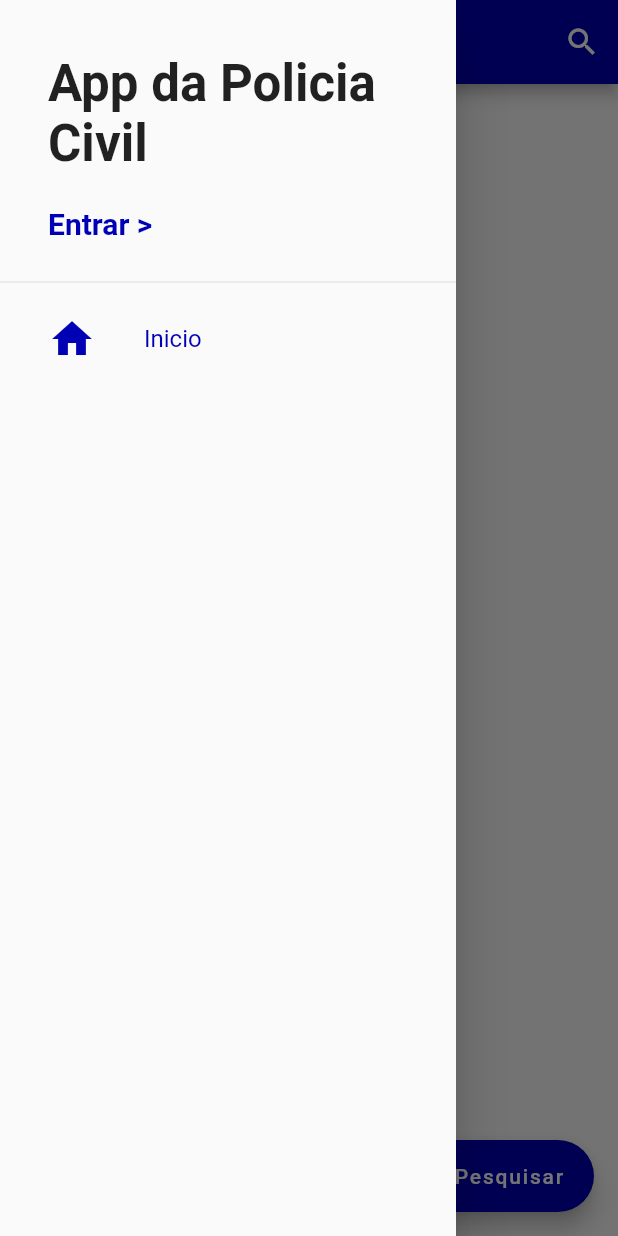
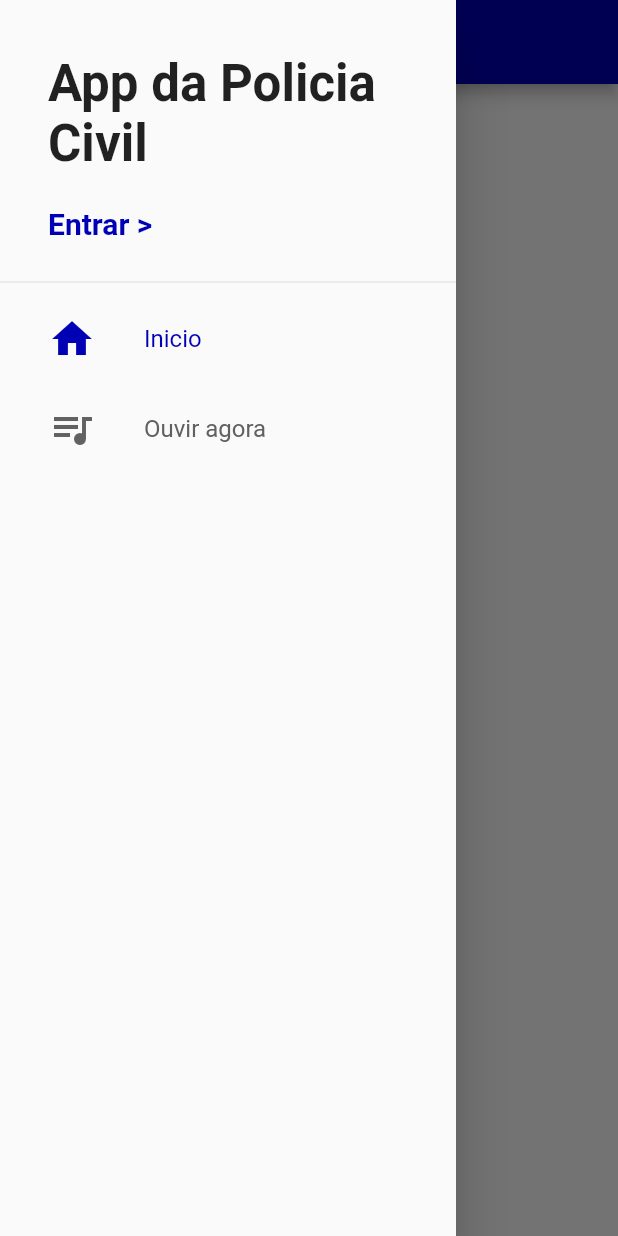
Before and after one commit to equipeffoficial/pc, a Flutter app: the screen it shows after launch, with the side drawer open, on a phone screen of 412 x 824 dp. Run offline on Flutter 3.47's test engine with Material 2 defaults, Android fonts, the phone set to English and light mode, and no system bars; our stand-ins replace cloud_firestore, firebase_auth; accounts and stored records are empty.

Commit message:
Concluido a busca dos albuns

```diff
--- a/lib/common/custom_drawer/custom_drawer.dart
+++ b/lib/common/custom_drawer/custom_drawer.dart
@@ -16,6 +16,11 @@ class CustomDrawer extends StatelessWidget {
             title: 'Inicio',
             page: 0,
           ),
+          DrawerTile(
+            iconData: Icons.queue_music,
+            title: 'Ouvir agora',
+            page: 1,
+          ),
         ],
       ),
     );
--- a/lib/models/album.dart
+++ b/lib/models/album.dart
@@ -11,6 +11,7 @@ class Album{
     description = document['description'] as String;
     image = document['image'] as String;
     artist = document['artist'] as String;
+
   }
 
   String id;
@@ -20,4 +21,5 @@ class Album{
   String artist;
 
 
+
 }
--- a/lib/screens/base/base_screen.dart
+++ b/lib/screens/base/base_screen.dart
@@ -1,6 +1,7 @@
 import 'package:flutter/material.dart';
 import 'package:pc/models/albums_manager.dart';
 import 'package:pc/models/page_manager.dart';
+import 'package:pc/screens/albums/albums_screen.dart';
 import 'package:pc/screens/base/search_dialog.dart';
 import 'package:provider/provider.dart';
 
@@ -22,32 +23,11 @@ class BaseScreen extends StatelessWidget {
             drawer: CustomDrawer(),
             appBar: AppBar(
               title: const Text('Inicio'),
-              actions: [
-                IconButton(
-                  icon: Icon(Icons.search),
-                  onPressed: () async {
-                    final search = await  showDialog<String>(context: context, builder: (_) => SearchDialog());
 
-                    if(search != null){
-                      context.read<AlbumsManager>().search = search;
-                    }
-                  },
-                )
-              ],
             ),
-          floatingActionButton: FloatingActionButton.extended(
-            onPressed: () async {
-             final search = await  showDialog<String>(context: context, builder: (_) => SearchDialog());
+          ) ,
 
-             if(search != null){
-               context.read<AlbumsManager>().search = search;
-             }
-              },
-            label: Text('Pesquisar'),
-            icon: Icon(Icons.audiotrack),
-            backgroundColor: Theme.of(context).primaryColor,
-          ) ,
-          ),
+          AlbumsScreen(),
 
         ],
       ),
```
Also changed, not shown: lib/main.dart (+11 -0 lines), lib/models/albums_manager.dart (+17 -27 lines), lib/screens/albums/albums_screen.dart (added, +44 -0 lines), lib/screens/base/search_dialog.dart (+5 -19 lines).
